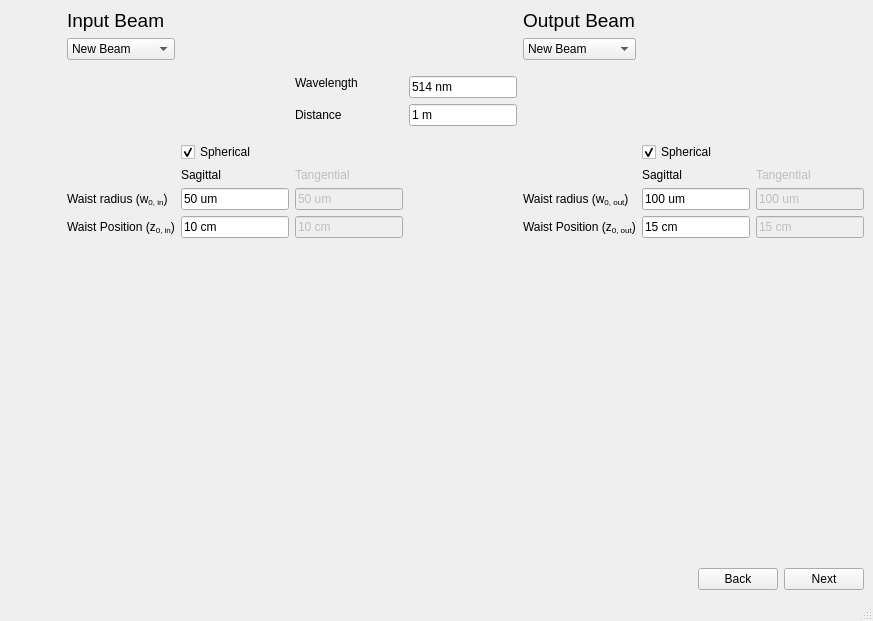
First picture: the form in assets/modematcher_parameter_input_window.ui, repository NiceLaserGuy/GRay-CAD-2, before the edit.
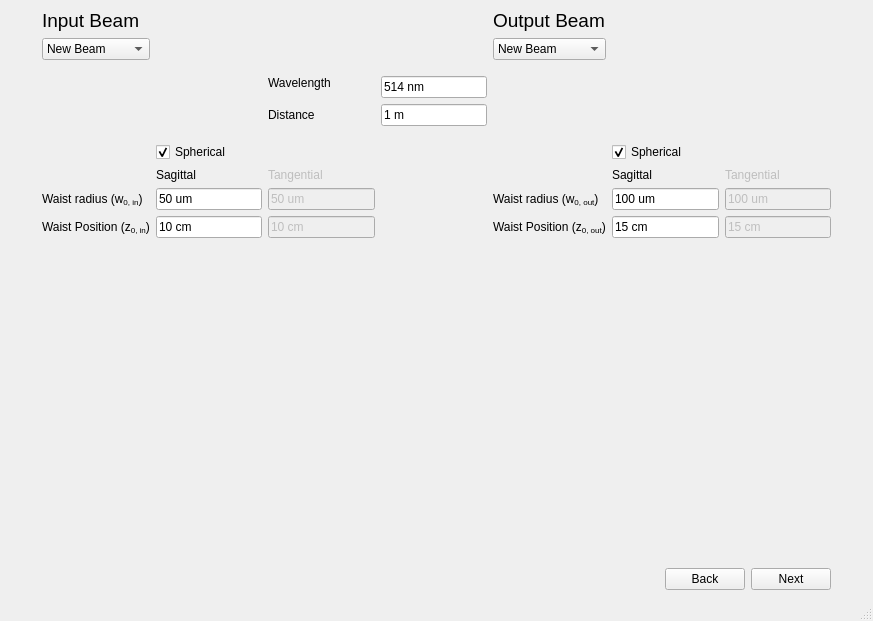
Second picture: the form after the edit. Icons and pictures are not drawn.

Commit message: update of modematcher, not working fully yet

```diff
--- a/assets/modematcher_parameter_input_window.ui
+++ b/assets/modematcher_parameter_input_window.ui
@@ -391,6 +391,32 @@
       </item>
      </layout>
     </item>
+    <item row="0" column="2">
+     <spacer name="horizontalSpacer_2">
+      <property name="orientation">
+       <enum>Qt::Horizontal</enum>
+      </property>
+      <property name="sizeHint" stdset="0">
+       <size>
+        <width>40</width>
+        <height>20</height>
+       </size>
+      </property>
+     </spacer>
+    </item>
+    <item row="0" column="0">
+     <spacer name="horizontalSpacer_5">
+      <property name="orientation">
+       <enum>Qt::Horizontal</enum>
+      </property>
+      <property name="sizeHint" stdset="0">
+       <size>
+        <width>40</width>
+        <height>20</height>
+       </size>
+      </property>
+     </spacer>
+    </item>
    </layout>
   </widget>
   <widget class="QStatusBar" name="statusbar"/>
```
Left out of the diff: 62 changed lines with no effect on the pictures. The commit also changes 15 other files.
